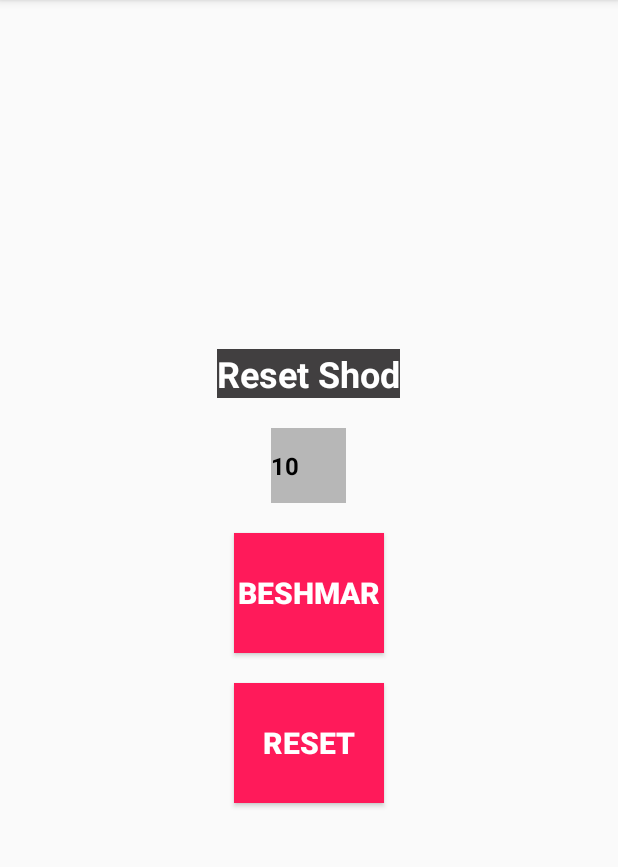
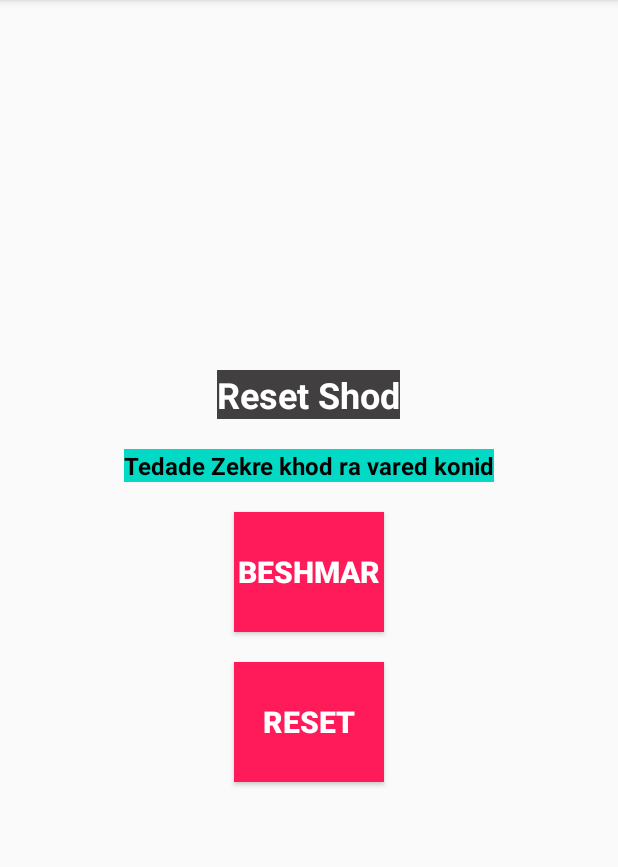
Before and after one commit to elahelotfii/Salavat-Shomar, an Android app: the screen it shows after launch (MainActivity), after a tap on "RESET", on a phone screen of 412 x 824 dp, the part 84-951 px from its top. Run offline under Robolectric (Android 15) with nearby library versions, the phone set to English and light mode, and no system bars; 1 other tap on this screen came first.

Commit message:
second commit

```diff
--- a/app/src/main/res/layout/activity_main.xml
+++ b/app/src/main/res/layout/activity_main.xml
@@ -21,8 +21,8 @@
         android:background="#413F40"/>
 
     <EditText
-        android:layout_width="50dp"
-        android:layout_height="50dp"
+        android:layout_width="wrap_content"
+        android:layout_height="wrap_content"
         android:id="@+id/edt_counter"
         android:layout_marginTop="20dp"
         android:background="#b7b7b7"
@@ -30,7 +30,8 @@
         android:textColor="#000"
         android:textSize="16dp"
         android:textStyle="bold"
-        android:text="10"/>
+        android:text="Tedade Zekre khod ra vared konid"
+        android:backgroundTint="@color/colorAccent"/>
 
     <Button
         android:layout_width="100dp"
```
